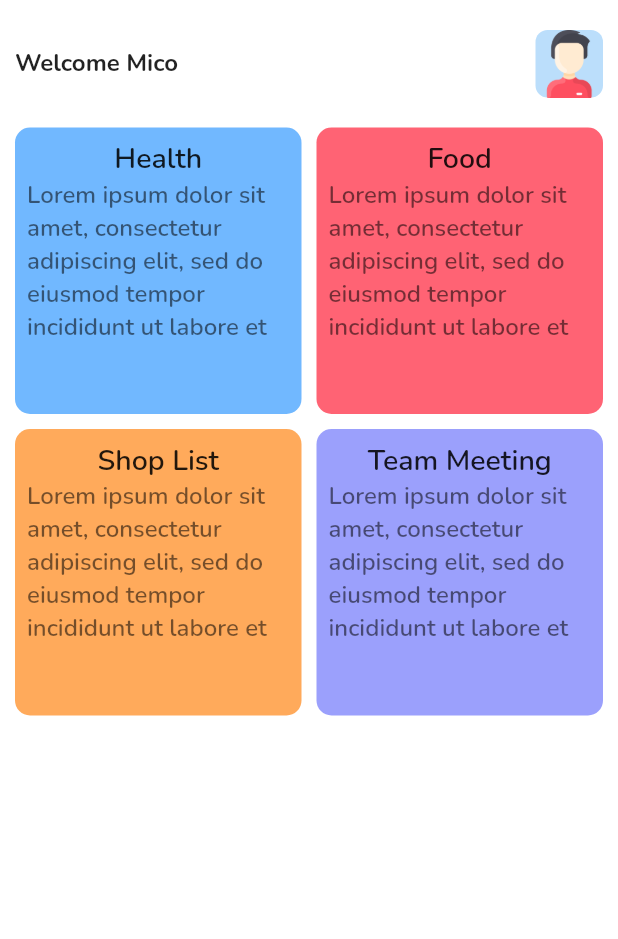
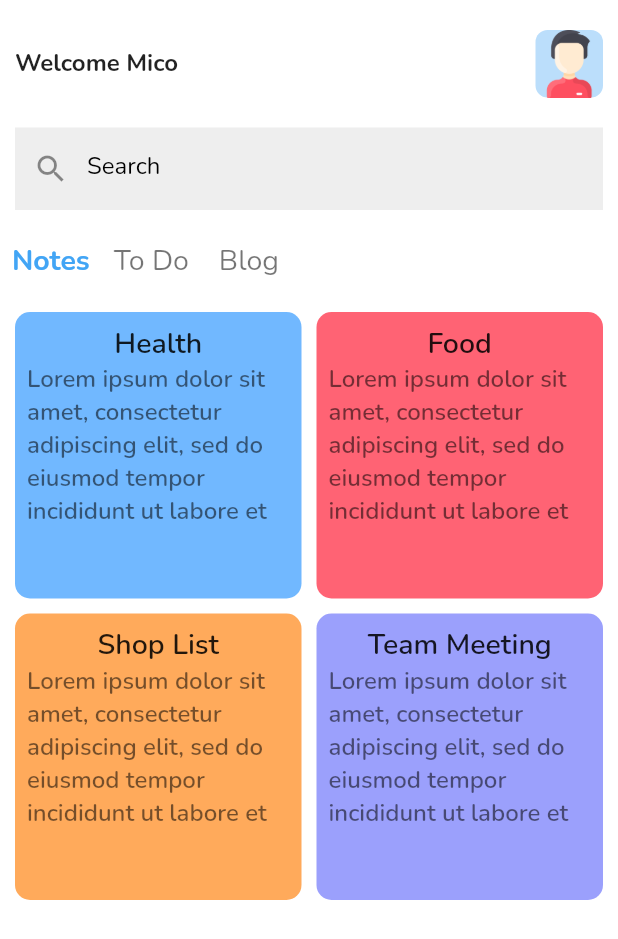
Before and after one commit to apaiyaa/Note-mobile, a Flutter app: the screen it shows after launch, on a phone screen of 412 x 824 dp. Shown: the top 939 px of the screen. Run offline on Flutter 3.47's test engine with Material 2 defaults, Android fonts, the phone set to English and light mode, and no system bars.

Commit message:
add Search Bar

```diff
--- /dev/null
+++ b/lib/Screens/components/list_button.dart
@@ -0,0 +1,46 @@
+import 'package:flutter/material.dart';
+
+class ListButtonContainer extends StatelessWidget {
+  const ListButtonContainer({
+    Key? key,
+  }) : super(key: key);
+
+  @override
+  Widget build(BuildContext context) {
+    return Padding(
+      padding: const EdgeInsets.symmetric(vertical: 10.0),
+      child: Row(
+        children: [
+          ListButton(isActive: true, press: () {}, title: "Notes"),
+          ListButton(press: () {}, title: "To Do"),
+          ListButton(press: () {}, title: "Blog"),
+        ],
+      ),
+    );
+  }
+}
+
+class ListButton extends StatelessWidget {
+  ListButton({
+    Key? key,
+    this.isActive = false,
+    required this.title,
+    required this.press,
+  }) : super(key: key);
+  final String title;
+  final VoidCallback press;
+  bool isActive;
+  @override
+  Widget build(BuildContext context) {
+    return TextButton(
+        onPressed: press,
+        child: Text(
+          title,
+          style: TextStyle(
+              fontSize: 19,
+              color: isActive == true ? Colors.blue[400] : Colors.black54,
+              fontWeight:
+                  isActive == true ? FontWeight.bold : FontWeight.normal),
+        ));
+  }
+}
--- /dev/null
+++ b/lib/Screens/components/searchbar.dart
@@ -0,0 +1,34 @@
+import 'package:flutter/material.dart';
+
+class SearchBar extends StatelessWidget {
+  const SearchBar({
+    Key? key,
+  }) : super(key: key);
+
+  @override
+  Widget build(BuildContext context) {
+    return Padding(
+      padding: const EdgeInsets.symmetric(horizontal: 10),
+      child: Container(
+        height: 55,
+        decoration: BoxDecoration(
+          color: Colors.grey[200],
+        ),
+        child: TextFormField(
+          decoration: InputDecoration(
+              prefixIcon: Icon(Icons.search),
+              hintText: "Search",
+              hintStyle: TextStyle(
+                color: Colors.black,
+              ),
+              enabledBorder: OutlineInputBorder(
+                borderSide: BorderSide.none,
+              ),
+              focusedBorder: OutlineInputBorder(
+                borderSide: BorderSide.none,
+              )),
+        ),
+      ),
+    );
+  }
+}
--- a/lib/home_screen.dart
+++ b/lib/home_screen.dart
@@ -1,7 +1,9 @@
 import 'package:flutter/material.dart';
 
 import 'Screens/components/custom_appbar.dart';
+import 'Screens/components/list_button.dart';
 import 'Screens/components/list_data.dart';
+import 'Screens/components/searchbar.dart';
 
 class HomeScreen extends StatefulWidget {
   const HomeScreen({Key? key}) : super(key: key);
@@ -20,6 +22,9 @@ class _HomeScreenState extends State<HomeScreen> {
         children: const [
           // app bar seaction
           CustomAppBar(),
+          SearchBar(),
+          ListButtonContainer(),
+
           Listdata(),
 
           // app bar seaction
```
